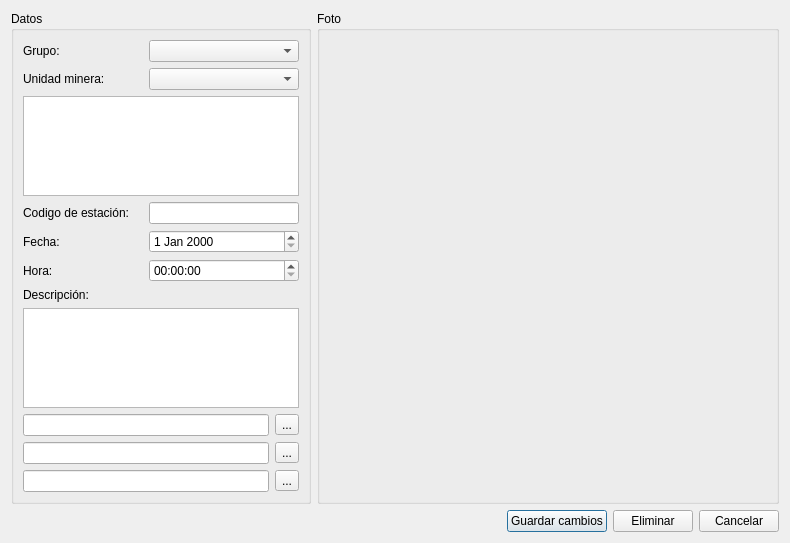
lincolningaroca/SWDataMonitoreo, file editdatadialog.ui: the form before one commit.
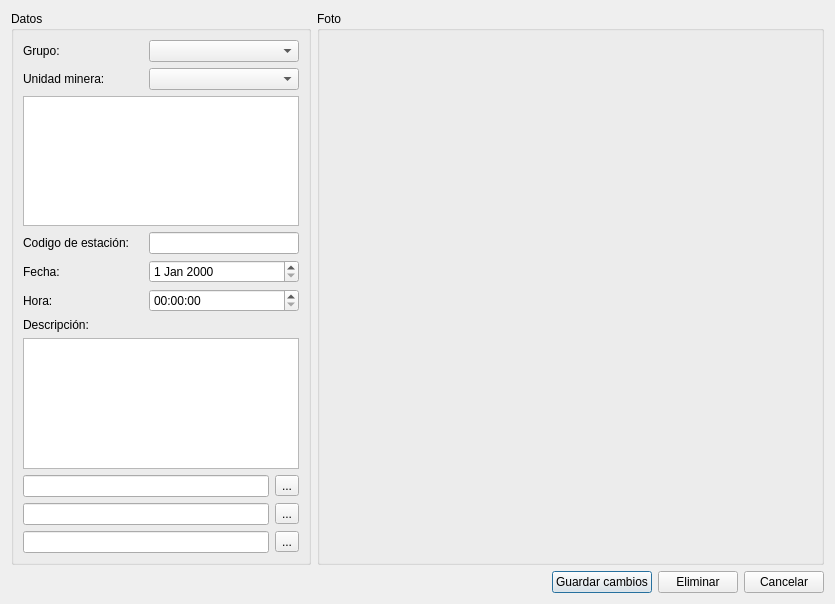
The form after the commit.

```diff
--- a/editdatadialog.ui
+++ b/editdatadialog.ui
@@ -6,8 +6,8 @@
    <rect>
     <x>0</x>
     <y>0</y>
-    <width>790</width>
-    <height>543</height>
+    <width>835</width>
+    <height>604</height>
    </rect>
   </property>
   <property name="windowTitle">
@@ -41,7 +41,14 @@
        </widget>
       </item>
       <item row="2" column="0" colspan="3">
-       <widget class="QTableView" name="tableView"/>
+       <widget class="QTableView" name="twEstaciones">
+        <property name="alternatingRowColors">
+         <bool>true</bool>
+        </property>
+        <property name="selectionBehavior">
+         <enum>QAbstractItemView::SelectRows</enum>
+        </property>
+       </widget>
       </item>
       <item row="3" column="0">
        <widget class="QLabel" name="label_3">
```
Left out of the diff: 24 changed lines with no effect on the pictures.
